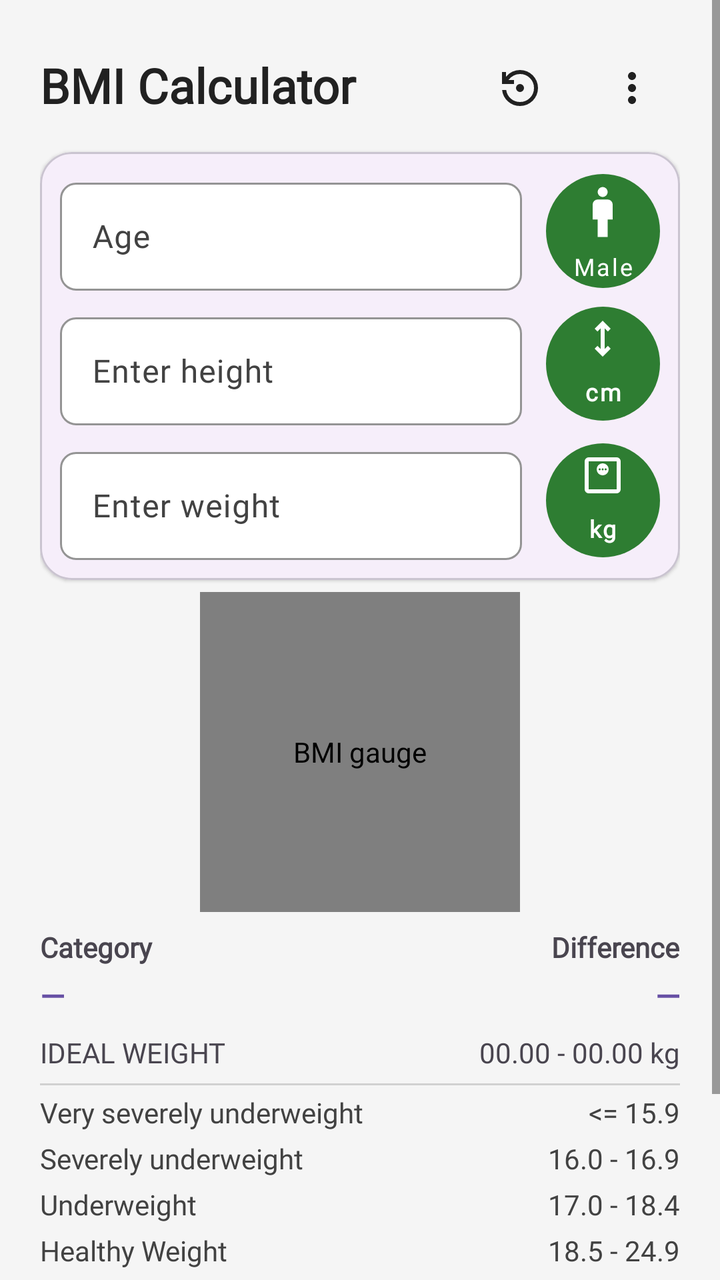
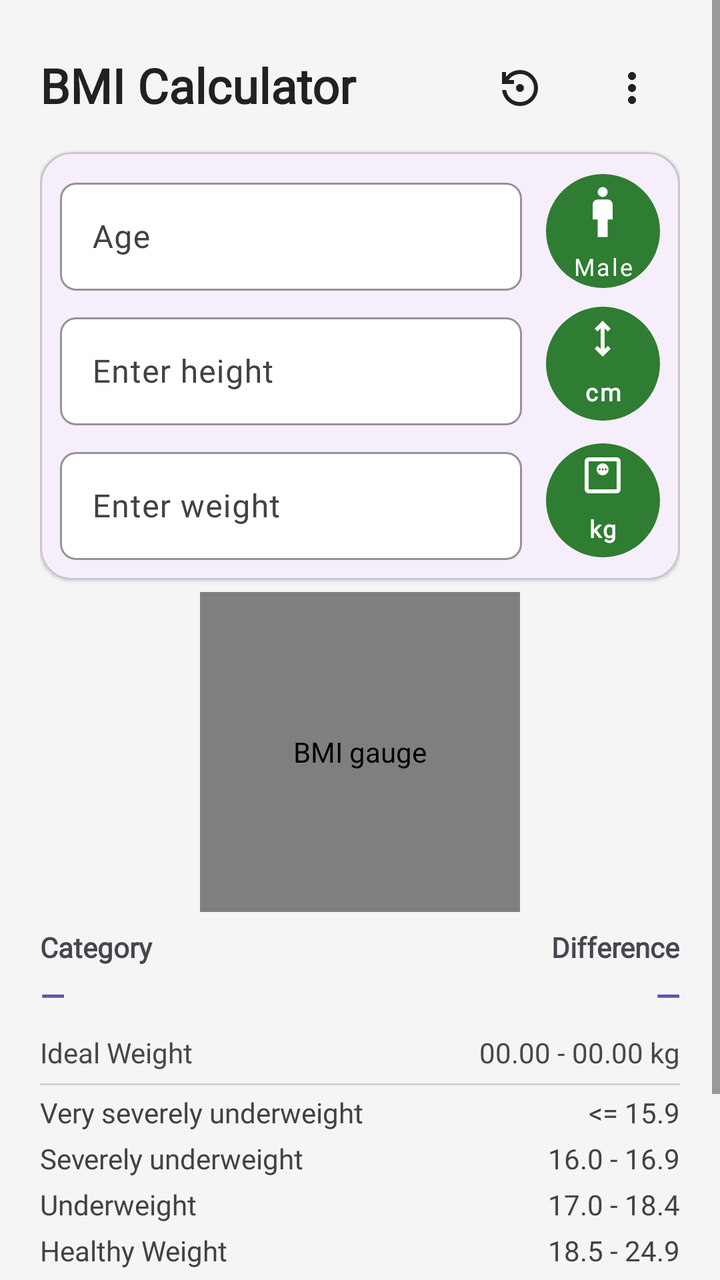

Compare the two renders of this Android layout. The source of the first and the diff that turns it into the second are given below.
<!-- AndroidManifest.xml: application theme Theme.BMITracker -->
<!-- res/layout/activity_main.xml -->
<?xml version="1.0" encoding="utf-8"?>
<ScrollView xmlns:android="http://schemas.android.com/apk/res/android"
    xmlns:app="http://schemas.android.com/apk/res-auto"
    android:id="@+id/main"
    android:layout_width="match_parent"
    android:layout_height="match_parent"
    android:background="?android:attr/windowBackground"
    android:fillViewport="true">

    <androidx.constraintlayout.widget.ConstraintLayout
        android:layout_width="match_parent"
        android:layout_height="wrap_content"
        android:padding="20dp">

        <TextView
            android:id="@+id/tvTitle"
            android:layout_width="0dp"
            android:layout_height="wrap_content"
            android:fontFamily="@font/noto_sans_bengali_thin"
            android:text="@string/bmi_calculator"
            android:textColor="?android:attr/textColorPrimary"
            android:textSize="24sp"
            android:textStyle="bold"
            app:layout_constraintBottom_toBottomOf="@id/btnReset"
            app:layout_constraintEnd_toStartOf="@id/btnReset"
            app:layout_constraintHorizontal_bias="0.0"
            app:layout_constraintStart_toStartOf="parent"
            app:layout_constraintTop_toTopOf="parent"
            app:layout_constraintVertical_bias="0.40" />

        <ImageButton
            android:id="@+id/btnMenu"
            android:layout_width="48dp"
            android:layout_height="48dp"
            android:background="?attr/selectableItemBackgroundBorderless"
            android:contentDescription="@string/menu"
            android:src="@drawable/ic_menu_24"
            app:layout_constraintEnd_toEndOf="parent"
            app:layout_constraintTop_toTopOf="parent"
            app:tint="?attr/colorOnSurface" />

        <ImageButton
            android:id="@+id/btnReset"
            android:layout_width="48dp"
            android:layout_height="48dp"
            android:layout_marginEnd="8dp"
            android:background="?attr/selectableItemBackgroundBorderless"
            android:contentDescription="@string/reset"
            android:src="@drawable/outline_settings_backup_restore_24"
            app:layout_constraintEnd_toStartOf="@id/btnMenu"
            app:layout_constraintTop_toTopOf="parent"
            app:tint="?attr/colorOnSurface" />

        <TextView
            android:id="@+id/lblNormal"
            android:layout_width="wrap_content"
            android:layout_height="wrap_content"
            android:layout_marginTop="8dp"
            android:fontFamily="@font/noto_sans_bengali_thin"
            android:text="@string/ideal_weight"
            app:layout_constraintStart_toStartOf="parent"
            app:layout_constraintTop_toBottomOf="@+id/tvCategory" />

        <com.google.android.material.card.MaterialCardView
            android:id="@+id/cardInputs"
            android:layout_width="0dp"
            android:layout_height="wrap_content"
            android:layout_marginTop="8dp"
            app:cardCornerRadius="16dp"
            app:cardElevation="1dp"
            app:layout_constraintEnd_toEndOf="parent"
            app:layout_constraintStart_toStartOf="parent"
            app:layout_constraintTop_toBottomOf="@id/btnReset"
            app:strokeColor="?attr/colorOutlineVariant"
            app:strokeWidth="1dp">

            <LinearLayout
                android:layout_width="match_parent"
                android:layout_height="wrap_content"
                android:orientation="vertical"
                android:padding="10dp">

                <LinearLayout
                    android:layout_width="match_parent"
                    android:layout_height="wrap_content"
                    android:baselineAligned="false"
                    android:gravity="center_vertical"
                    android:orientation="horizontal">

                    <com.google.android.material.textfield.TextInputLayout
                        android:id="@+id/til_age"
                        style="@style/Widget.Material3.TextInputLayout.OutlinedBox"
                        android:layout_width="0dp"
                        android:layout_height="wrap_content"
                        android:layout_weight="1"
                        android:hint="@string/age"
                        app:boxBackgroundColor="#FFFFFF"
                        app:boxBackgroundMode="outline"
                        app:boxCornerRadiusBottomEnd="8dp"
                        app:boxCornerRadiusBottomStart="8dp"
                        app:boxCornerRadiusTopEnd="8dp"
                        app:boxCornerRadiusTopStart="8dp"
                        app:boxStrokeColor="#A0A0A0"
                        app:boxStrokeWidth="1dp"
                        app:boxStrokeWidthFocused="1.2dp"
                        app:hintTextColor="?attr/colorOnSurfaceVariant">

                        <com.google.android.material.textfield.TextInputEditText
                            android:id="@+id/etAge"
                            style="@style/Widget.BMITracker.TextInputEditText"
                            android:layout_width="match_parent"
                            android:layout_height="54dp"
                            android:fontFamily="@font/noto_sans_bengali_thin"
                            android:gravity="center_vertical"
                            android:imeOptions="actionNext"
                            android:inputType="numberDecimal"
                            android:maxLength="3"
                            android:paddingTop="0dp"
                            android:paddingBottom="0dp"
                            android:textColor="?attr/colorOnSurface"
                            android:textColorHint="?attr/colorOnSurfaceVariant"
                            android:textSize="16sp" />
                    </com.google.android.material.textfield.TextInputLayout>

                    <com.google.android.material.button.MaterialButton
                        android:id="@+id/dropdownGender"
                        style="@style/Widget.MaterialComponents.Button.TextButton"
                        android:layout_width="57dp"
                        android:layout_height="57dp"
                        android:layout_marginStart="12dp"
                        android:background="@drawable/circle_button"
                        android:contentDescription="@string/gender"
                        android:insetLeft="0dp"
                        android:insetTop="0dp"
                        android:insetRight="0dp"
                        android:insetBottom="0dp"
                        android:text="@string/gender_male"
                        android:textAllCaps="false"
                        android:textColor="#FFFFFF"
                        android:textSize="12sp"
                        app:backgroundTint="@null"
                        app:backgroundTintMode="add"
                        app:icon="@drawable/outline_man_24"
                        app:iconGravity="top"
                        app:iconSize="30dp"
                        app:iconTint="#FFFFFF"
                        app:shapeAppearanceOverlay="@style/ShapeAppearance.MaterialComponents.SmallComponent" />
                </LinearLayout>

                <LinearLayout
                    android:layout_width="match_parent"
                    android:layout_height="wrap_content"
                    android:layout_marginTop="8dp"
                    android:baselineAligned="false"
                    android:orientation="horizontal">

                    <com.google.android.material.textfield.TextInputLayout
                        android:id="@+id/til_height"
                        style="@style/Widget.Material3.TextInputLayout.OutlinedBox"
                        android:layout_width="0dp"
                        android:layout_height="wrap_content"
                        android:layout_weight="1"
                        android:hint="@string/enter_height"
                        app:boxBackgroundColor="#FFFFFF"
                        app:boxBackgroundMode="outline"
                        app:boxCornerRadiusBottomEnd="8dp"
                        app:boxCornerRadiusBottomStart="8dp"
                        app:boxCornerRadiusTopEnd="8dp"
                        app:boxCornerRadiusTopStart="8dp"
                        app:boxStrokeColor="#A0A0A0"
                        app:boxStrokeWidth="1dp"
                        app:boxStrokeWidthFocused="1.2dp"
                        app:hintTextColor="?attr/colorOnSurfaceVariant">

                        <com.google.android.material.textfield.TextInputEditText
                            android:id="@+id/etHeight"
                            style="@style/Widget.BMITracker.TextInputEditText"
                            android:layout_width="match_parent"
                            android:layout_height="54dp"
                            android:fontFamily="@font/noto_sans_bengali_thin"
                            android:imeOptions="actionNext"
                            android:inputType="numberDecimal"
                            android:paddingTop="0dp"
                            android:paddingBottom="0dp"
                            android:textColor="?attr/colorOnSurface"
                            android:textColorHint="?attr/colorOnSurfaceVariant"
                            android:textSize="16sp" />
                    </com.google.android.material.textfield.TextInputLayout>

                    <com.google.android.material.button.MaterialButton
                        android:id="@+id/dropdownHeightUnit"
                        style="@style/Widget.MaterialComponents.Button.TextButton"
                        android:layout_width="57dp"
                        android:layout_height="57dp"
                        android:layout_marginStart="12dp"
                        android:background="@drawable/circle_button"
                        android:contentDescription="@string/unit_cm"
                        android:insetLeft="0dp"
                        android:insetTop="0dp"
                        android:insetRight="0dp"
                        android:insetBottom="0dp"
                        android:text="@string/unit_cm"
                        android:textAllCaps="false"
                        android:textColor="#FFFFFF"
                        android:textSize="12sp"
                        android:textStyle="bold"
                        app:backgroundTint="@null"
                        app:icon="@drawable/outline_height_24"
                        app:iconGravity="top"
                        app:iconSize="24dp"
                        app:iconTint="#FFFFFF" />
                </LinearLayout>

                <LinearLayout
                    android:layout_width="match_parent"
                    android:layout_height="wrap_content"
                    android:layout_marginTop="8dp"
                    android:baselineAligned="false"
                    android:orientation="horizontal">

                    <com.google.android.material.textfield.TextInputLayout
                        android:id="@+id/til_weight"
                        style="@style/Widget.Material3.TextInputLayout.OutlinedBox"
                        android:layout_width="0dp"
                        android:layout_height="wrap_content"
                        android:layout_weight="1"
                        android:hint="@string/enter_weight"
                        app:boxBackgroundColor="#FFFFFF"
                        app:boxBackgroundMode="outline"
                        app:boxCornerRadiusBottomEnd="8dp"
                        app:boxCornerRadiusBottomStart="8dp"
                        app:boxCornerRadiusTopEnd="8dp"
                        app:boxCornerRadiusTopStart="8dp"
                        app:boxStrokeColor="#A0A0A0"
                        app:boxStrokeWidth="1dp"
                        app:boxStrokeWidthFocused="1.2dp"
                        app:hintTextColor="?attr/colorOnSurfaceVariant">

                        <com.google.android.material.textfield.TextInputEditText
                            android:id="@+id/etWeight"
                            style="@style/Widget.BMITracker.TextInputEditText"
                            android:layout_width="match_parent"
                            android:layout_height="54dp"
                            android:fontFamily="@font/noto_sans_bengali_thin"
                            android:imeOptions="actionDone"
                            android:inputType="numberDecimal"
                            android:paddingTop="0dp"
                            android:paddingBottom="0dp"
                            android:textColor="?attr/colorOnSurface"
                            android:textColorHint="?attr/colorOnSurfaceVariant"
                            android:textSize="16sp" />
                    </com.google.android.material.textfield.TextInputLayout>

                    <com.google.android.material.button.MaterialButton
                        android:id="@+id/dropdownWeightUnit"
                        style="@style/Widget.MaterialComponents.Button.TextButton"
                        android:layout_width="57dp"
                        android:layout_height="57dp"
                        android:layout_gravity="center_vertical"
                        android:layout_marginStart="12dp"
                        android:background="@drawable/circle_button"
                        android:contentDescription="@string/unit_kg"
                        android:insetLeft="0dp"
                        android:insetTop="0dp"
                        android:insetRight="0dp"
                        android:insetBottom="0dp"
                        android:text="@string/unit_kg"
                        android:textAllCaps="false"
                        android:textColor="#FFFFFF"
                        android:textSize="12sp"
                        android:textStyle="bold"
                        app:backgroundTint="@null"
                        app:icon="@drawable/outline_monitor_weight_24"
                        app:iconGravity="top"
                        app:iconSize="24dp"
                        app:iconTint="#FFFFFF" />
                </LinearLayout>
            </LinearLayout>
        </com.google.android.material.card.MaterialCardView>

        <com.github.anastr.speedviewlib.SpeedView
            android:id="@+id/speedView"
            android:layout_width="160dp"
            android:layout_height="160dp"
            android:layout_marginTop="6dp"
            android:contentDescription="@string/a11y_bmi_gauge"
            app:layout_constraintEnd_toEndOf="parent"
            app:layout_constraintStart_toStartOf="parent"
            app:layout_constraintTop_toBottomOf="@id/cardInputs"
            app:sv_maxSpeed="50"
            app:sv_minSpeed="0"
            app:sv_unit="BMI" />

        <TextView
            android:id="@+id/tvLabelCategory"
            android:layout_width="wrap_content"
            android:layout_height="wrap_content"
            android:layout_marginTop="8dp"
            android:fontFamily="@font/noto_sans_bengali_thin"
            android:text="@string/category"
            android:textStyle="bold"
            app:layout_constraintStart_toStartOf="parent"
            app:layout_constraintTop_toBottomOf="@id/speedView" />

        <TextView
            android:id="@+id/lblDifference"
            android:layout_width="wrap_content"
            android:layout_height="wrap_content"
            android:fontFamily="@font/noto_sans_bengali_thin"
            android:text="@string/difference"
            android:textStyle="bold"
            app:layout_constraintEnd_toEndOf="parent"
            app:layout_constraintTop_toTopOf="@id/tvLabelCategory" />

        <TextView
            android:id="@+id/tvWeightDifference"
            android:layout_width="wrap_content"
            android:layout_height="wrap_content"
            android:layout_marginTop="4dp"
            android:fontFamily="@font/noto_sans_bengali_thin"
            android:text="@string/placeholder_dash"
            android:textColor="?attr/colorPrimary"
            android:textSize="16sp"
            android:textStyle="bold"
            app:layout_constraintEnd_toEndOf="parent"
            app:layout_constraintTop_toBottomOf="@id/lblDifference" />

        <TextView
            android:id="@+id/tvCategory"
            android:layout_width="wrap_content"
            android:layout_height="wrap_content"
            android:layout_marginTop="4dp"
            android:fontFamily="@font/noto_sans_bengali_thin"
            android:text="@string/placeholder_dash"
            android:textColor="?attr/colorPrimary"
            android:textSize="16sp"
            android:textStyle="bold"
            app:layout_constraintStart_toStartOf="parent"
            app:layout_constraintTop_toBottomOf="@id/tvLabelCategory" />

        <TextView
            android:id="@+id/tvNormalWeightRange"
            android:layout_width="wrap_content"
            android:layout_height="wrap_content"
            android:fontFamily="@font/noto_sans_bengali_thin"
            android:text="@string/_00_00_00_00_kg"
            app:layout_constraintEnd_toEndOf="parent"
            app:layout_constraintTop_toTopOf="@id/lblNormal" />

        <View
            android:id="@+id/divider2"
            android:layout_width="match_parent"
            android:layout_height="1dp"
            android:layout_marginTop="6dp"
            android:background="#D1D1D1"
            app:layout_constraintTop_toBottomOf="@id/lblNormal" />

        <TableLayout
            android:id="@+id/bmiChartTable"
            android:layout_width="match_parent"
            android:layout_height="wrap_content"
            android:layout_marginTop="2dp"
            android:stretchColumns="0"
            app:layout_constraintTop_toBottomOf="@id/divider2">

            <TableRow
                android:id="@+id/tvChartVerySeverelyUnderweight"
                android:paddingVertical="2dp">

                <TextView
                    android:fontFamily="@font/noto_sans_bengali_thin"
                    android:text="@string/very_severely_underweight"
                    android:textColor="@color/text_secondary_dynamic" />

                <TextView
                    android:layout_gravity="end"
                    android:fontFamily="@font/noto_sans_bengali_thin"
                    android:gravity="end"
                    android:text="@string/lt_15_9"
                    android:textColor="@color/text_secondary_dynamic" />
            </TableRow>

            <TableRow
                android:id="@+id/tvChartSeverelyUnderweight"
                android:paddingVertical="2dp">

                <TextView
                    android:fontFamily="@font/noto_sans_bengali_thin"
                    android:text="@string/severely_underweight"
                    android:textColor="@color/text_secondary_dynamic" />

                <TextView
                    android:layout_gravity="end"
                    android:fontFamily="@font/noto_sans_bengali_thin"
                    android:gravity="end"
                    android:text="@string/_16_0_16_9"
                    android:textColor="@color/text_secondary_dynamic" />
            </TableRow>

            <TableRow
                android:id="@+id/tvChartUnderweight"
                android:paddingVertical="2dp">

                <TextView
                    android:fontFamily="@font/noto_sans_bengali_thin"
                    android:text="@string/underweight"
                    android:textColor="@color/text_secondary_dynamic" />

                <TextView
                    android:layout_gravity="end"
                    android:fontFamily="@font/noto_sans_bengali_thin"
                    android:gravity="end"
                    android:text="@string/_17_0_18_4"
                    android:textColor="@color/text_secondary_dynamic" />
            </TableRow>

            <TableRow
                android:id="@+id/tvChartHealthy"
                android:paddingVertical="2dp">

                <TextView
                    android:fontFamily="@font/noto_sans_bengali_thin"
                    android:text="@string/healthy_weight"
                    android:textColor="@color/text_secondary_dynamic" />

                <TextView
                    android:layout_gravity="end"
                    android:fontFamily="@font/noto_sans_bengali_thin"
                    android:gravity="end"
                    android:text="@string/_18_5_24_9"
                    android:textColor="@color/text_secondary_dynamic" />
            </TableRow>

            <TableRow
                android:id="@+id/tvChartOverweight"
                android:paddingVertical="2dp">

                <TextView
                    android:fontFamily="@font/noto_sans_bengali_thin"
                    android:text="@string/overweight"
                    android:textColor="@color/text_secondary_dynamic" />

                <TextView
                    android:layout_gravity="end"
                    android:fontFamily="@font/noto_sans_bengali_thin"
                    android:gravity="end"
                    android:text="@string/_25_0_29_9"
                    android:textColor="@color/text_secondary_dynamic" />
            </TableRow>

            <TableRow
                android:id="@+id/tvChartObeseClassI"
                android:paddingVertical="2dp">

                <TextView
                    android:fontFamily="@font/noto_sans_bengali_thin"
                    android:text="@string/obese_class_i"
                    android:textColor="@color/text_secondary_dynamic" />

                <TextView
                    android:layout_gravity="end"
                    android:fontFamily="@font/noto_sans_bengali_thin"
                    android:gravity="end"
                    android:text="@string/_30_0_34_9"
                    android:textColor="@color/text_secondary_dynamic" />
            </TableRow>

            <TableRow
                android:id="@+id/tvChartObeseClassII"
                android:paddingVertical="2dp">

                <TextView
                    android:fontFamily="@font/noto_sans_bengali_thin"
                    android:text="@string/obese_class_ii"
                    android:textColor="@color/text_secondary_dynamic" />

                <TextView
                    android:layout_gravity="end"
                    android:fontFamily="@font/noto_sans_bengali_thin"
                    android:gravity="end"
                    android:text="@string/_35_0_39_9"
                    android:textColor="@color/text_secondary_dynamic" />
            </TableRow>

            <TableRow
                android:id="@+id/tvChartObeseClassIII"
                android:paddingVertical="2dp">

                <TextView
                    android:fontFamily="@font/noto_sans_bengali_thin"
                    android:text="@string/obese_class_iii"
                    android:textColor="@color/text_secondary_dynamic" />

                <TextView
                    android:layout_gravity="end"
                    android:fontFamily="@font/noto_sans_bengali_thin"
                    android:gravity="end"
                    android:text="@string/gt_40"
                    android:textColor="@color/text_secondary_dynamic" />
            </TableRow>
        </TableLayout>
    </androidx.constraintlayout.widget.ConstraintLayout>
</ScrollView>
<!-- resources referenced by this layout -->
<resources>
  <color name="text_secondary_dynamic">#424242</color>
  <!-- drawable circle_button (drawable) -->
  <?xml version="1.0" encoding="utf-8"?>
  <shape xmlns:android="http://schemas.android.com/apk/res/android"
      android:shape="oval">
      <solid android:color="#2E7D32" /> <size android:width="65dp" android:height="65dp" />
  </shape>
  <!-- drawable ic_menu_24 (drawable) -->
  <vector xmlns:android="http://schemas.android.com/apk/res/android"
      android:width="24dp"
      android:height="24dp"
      android:viewportWidth="24"
      android:viewportHeight="24">
      <path
          android:fillColor="?android:attr/textColorPrimary"
          android:pathData="M12,8c1.1,0 2,-0.9 2,-2s-0.9,-2 -2,-2 -2,0.9 -2,2 0.9,2 2,2zM12,10c-1.1,0 -2,0.9 -2,2s0.9,2 2,2 2,-0.9 2,-2 -0.9,-2 -2,-2zM12,16c-1.1,0 -2,0.9 -2,2s0.9,2 2,2 2,-0.9 2,-2 -0.9,-2 -2,-2z" />
  </vector>
  <!-- drawable outline_height_24 (drawable) -->
  <vector xmlns:android="http://schemas.android.com/apk/res/android" android:height="24dp" android:tint="#FFFFFF" android:viewportHeight="960" android:viewportWidth="960" android:width="24dp">
        
      <path android:fillColor="@android:color/white" android:pathData="M480,840L320,680L376,624L440,687L440,273L376,336L320,280L480,120L640,280L584,337L520,273L520,687L584,624L640,680L480,840Z"/>
      
  </vector>
  <!-- drawable outline_man_24 (drawable) -->
  <vector xmlns:android="http://schemas.android.com/apk/res/android" android:height="24dp" android:tint="#FFFFFF" android:viewportHeight="960" android:viewportWidth="960" android:width="24dp">
        
      <path android:fillColor="@android:color/white" android:pathData="M400,880L400,600L320,600L320,360Q320,327 343.5,303.5Q367,280 400,280L560,280Q593,280 616.5,303.5Q640,327 640,360L640,600L560,600L560,880L400,880ZM480,240Q447,240 423.5,216.5Q400,193 400,160Q400,127 423.5,103.5Q447,80 480,80Q513,80 536.5,103.5Q560,127 560,160Q560,193 536.5,216.5Q513,240 480,240Z"/>
      
  </vector>
  <string name="_00_00_00_00_kg">00.00 - 00.00 kg</string>
  <string name="_16_0_16_9">16.0 - 16.9</string>
  <string name="_17_0_18_4">17.0 - 18.4</string>
  <string name="_18_5_24_9">18.5 - 24.9</string>
  <string name="_25_0_29_9">25.0 - 29.9</string>
  <string name="_30_0_34_9">30.0 - 34.9</string>
  <string name="_35_0_39_9">35.0 - 39.9</string>
  <string name="a11y_bmi_gauge">BMI gauge</string>
  <string name="age">Age</string>
  <string name="bmi_calculator">BMI Calculator</string>
  <string name="category">Category</string>
  <string name="difference">Difference</string>
  <string name="enter_height">Enter height</string>
  <string name="enter_weight">Enter weight</string>
  <string name="gender">Gender</string>
  <string name="gender_male">Male</string>
  <string name="gt_40">&gt;= 40</string>
  <string name="healthy_weight">Healthy Weight</string>
  <string name="ideal_weight">IDEAL WEIGHT</string>
  <string name="lt_15_9">&lt;= 15.9</string>
  <string name="menu">Menu</string>
  <string name="obese_class_i">Obese Class I</string>
  <string name="obese_class_ii">Obese Class II</string>
  <string name="obese_class_iii">Obese Class III</string>
  <string name="overweight">Overweight</string>
  <string name="placeholder_dash">—</string>
  <string name="reset">Reset</string>
  <string name="severely_underweight">Severely underweight</string>
  <string name="underweight">Underweight</string>
  <string name="unit_cm">cm</string>
  <string name="unit_kg">kg</string>
  <string name="very_severely_underweight">Very severely underweight</string>
  <style name="Widget.BMITracker.TextInputEditText" parent="Widget.Material3.TextInputEditText.OutlinedBox">
          <item name="android:textColor">@color/text_main</item>
          <item name="android:textColorHint">@color/text_secondary_dynamic</item>
      </style>
  <style name="Theme.BMITracker" parent="Base.Theme.BMITracker" />
  <color name="text_main">#212121</color>
  <color name="spinner_ripple_soft">#22000000</color>
  <!-- unchanged entries left out for length: 3 -->
</resources>

<!-- the commit's change to res/layout/activity_main.xml (unified diff, before → after) -->
@@ -343,7 +343,7 @@
             android:layout_width="wrap_content"
             android:layout_height="wrap_content"
             android:fontFamily="@font/noto_sans_bengali_thin"
-            android:text="@string/_00_00_00_00_kg"
+            android:text="@string/normal_weight_range"
             app:layout_constraintEnd_toEndOf="parent"
             app:layout_constraintTop_toTopOf="@id/lblNormal" />
 
<!-- resource entries referenced after the edit -->
@@ -29,7 +29,6 @@
       <path android:fillColor="@android:color/white" android:pathData="M400,880L400,600L320,600L320,360Q320,327 343.5,303.5Q367,280 400,280L560,280Q593,280 616.5,303.5Q640,327 640,360L640,600L560,600L560,880L400,880ZM480,240Q447,240 423.5,216.5Q400,193 400,160Q400,127 423.5,103.5Q447,80 480,80Q513,80 536.5,103.5Q560,127 560,160Q560,193 536.5,216.5Q513,240 480,240Z"/>
       
   </vector>
-  <string name="_00_00_00_00_kg">00.00 - 00.00 kg</string>
   <string name="_16_0_16_9">16.0 - 16.9</string>
   <string name="_17_0_18_4">17.0 - 18.4</string>
   <string name="_18_5_24_9">18.5 - 24.9</string>
@@ -47,14 +46,15 @@
   <string name="gender_male">Male</string>
   <string name="gt_40">&gt;= 40</string>
   <string name="healthy_weight">Healthy Weight</string>
-  <string name="ideal_weight">IDEAL WEIGHT</string>
+  <string name="ideal_weight">Ideal Weight</string>
   <string name="lt_15_9">&lt;= 15.9</string>
   <string name="menu">Menu</string>
+  <string name="normal_weight_range">00.00 - 00.00 kg</string>
   <string name="obese_class_i">Obese Class I</string>
   <string name="obese_class_ii">Obese Class II</string>
   <string name="obese_class_iii">Obese Class III</string>
   <string name="overweight">Overweight</string>
-  <string name="placeholder_dash">—</string>
+  <string name="placeholder_dash">— </string>
   <string name="reset">Reset</string>
   <string name="severely_underweight">Severely underweight</string>
   <string name="underweight">Underweight</string>
